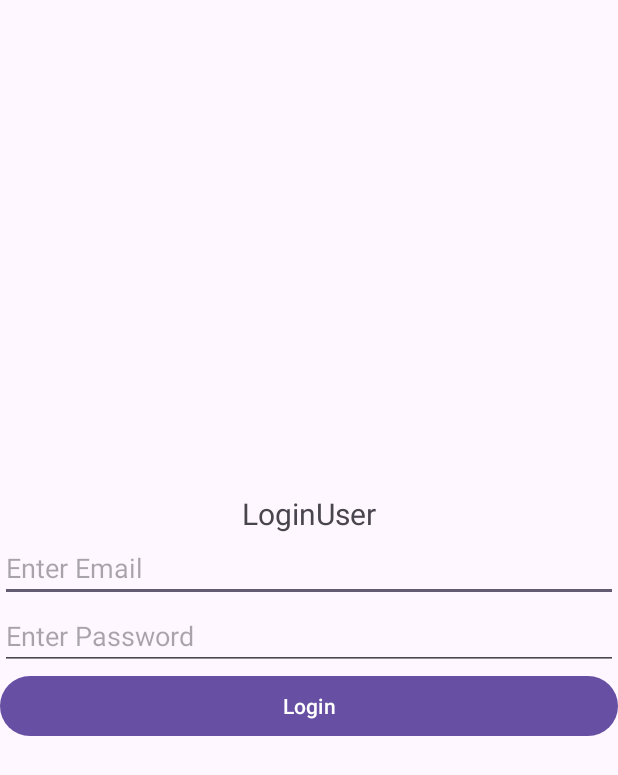
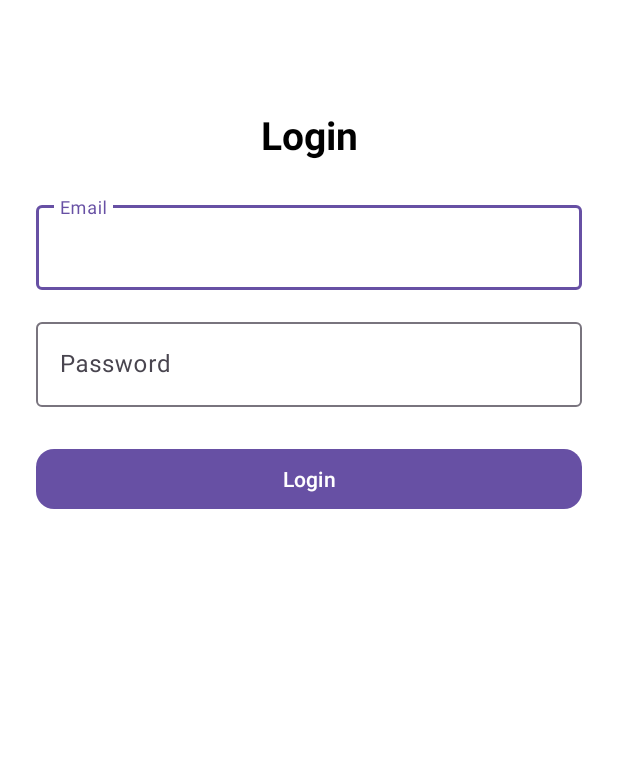
Before and after one commit to Resto-Management-System/Resto-Connect, an Android app: the screen it shows after launch (loginViewActivity), on a phone screen of 412 x 824 dp. Shown: the top 775 px of the screen. Run offline under Robolectric (Android 15) with nearby library versions, the light colour scheme and no system bars.

Commit message:
register ui

```diff
--- a/resturant_mangement_system/app/build.gradle.kts
+++ b/resturant_mangement_system/app/build.gradle.kts
@@ -43,5 +43,6 @@ dependencies {
     implementation("com.squareup.retrofit2:retrofit:3.0.0")
     implementation("com.squareup.retrofit2:converter-gson:3.0.0")
     implementation("com.squareup.retrofit2:converter-scalars:2.9.0")
+    implementation ("com.google.android.material:material:1.10.0")
 
 }
--- a/resturant_mangement_system/app/src/main/AndroidManifest.xml
+++ b/resturant_mangement_system/app/src/main/AndroidManifest.xml
@@ -16,6 +16,9 @@
         android:usesCleartextTraffic="true"
         tools:targetApi="31">
         <activity
+            android:name=".activity.RegisterCustomerActivity"
+            android:exported="false" />
+        <activity
             android:name=".activity.loginViewActivity"
             android:exported="true">
             <intent-filter>
--- a/resturant_mangement_system/app/src/main/java/com/sunbeam/restaurant_mangenment_system/activity/loginViewActivity.java
+++ b/resturant_mangement_system/app/src/main/java/com/sunbeam/restaurant_mangenment_system/activity/loginViewActivity.java
@@ -89,7 +89,9 @@ public class loginViewActivity extends AppCompatActivity {
         });
     }
 
-    public void Change(){
+    public void openRegister(View view){
+        Intent intent=new Intent(loginViewActivity.this,RegisterCustomerActivity.class);
+        startActivity(intent);
 
     }
 }
--- a/resturant_mangement_system/app/src/main/res/layout/activity_login_view.xml
+++ b/resturant_mangement_system/app/src/main/res/layout/activity_login_view.xml
@@ -1,38 +1,90 @@
 <?xml version="1.0" encoding="utf-8"?>
-<LinearLayout xmlns:android="http://schemas.android.com/apk/res/android"
+<androidx.constraintlayout.widget.ConstraintLayout
+    xmlns:android="http://schemas.android.com/apk/res/android"
     xmlns:app="http://schemas.android.com/apk/res-auto"
-    xmlns:tools="http://schemas.android.com/tools"
-    android:id="@+id/main"
     android:layout_width="match_parent"
-    android:orientation="vertical"
-    android:gravity="center"
     android:layout_height="match_parent"
-    tools:context=".activity.loginViewActivity">
+    android:padding="24dp"
+    android:background="@color/white">
 
+    <!-- Title -->
     <TextView
-        android:text="LoginUser"
-        android:textSize="20dp"
-        android:textAlignment="center"
-        android:layout_width="match_parent"
-        android:layout_height="wrap_content"/>
-    <EditText
-        android:id="@+id/editEmail"
-        android:hint="Enter Email "
-        android:inputType="textEmailAddress"
-        android:layout_width="match_parent"
-        android:layout_height="wrap_content"/>
-    <EditText
-        android:id="@+id/editPassword"
-        android:hint="Enter Password "
-        android:inputType="textPassword"
-        android:layout_width="match_parent"
-        android:layout_height="wrap_content"/>
-    <Button
+        android:id="@+id/textTitle"
+        android:layout_width="0dp"
+        android:layout_height="wrap_content"
+        android:text="Login"
+        android:textSize="26sp"
+        android:textStyle="bold"
+        android:textColor="@android:color/black"
+        android:gravity="center"
+        app:layout_constraintTop_toTopOf="parent"
+        app:layout_constraintStart_toStartOf="parent"
+        app:layout_constraintEnd_toEndOf="parent"
+        android:layout_marginTop="48dp" />
+
+    <!-- Email -->
+    <com.google.android.material.textfield.TextInputLayout
+        android:id="@+id/layoutEmail"
+        android:layout_width="0dp"
+        android:layout_height="wrap_content"
+        android:hint="Email"
+        app:layout_constraintTop_toBottomOf="@id/textTitle"
+        app:layout_constraintStart_toStartOf="parent"
+        app:layout_constraintEnd_toEndOf="parent"
+        android:layout_marginTop="24dp">
+
+        <com.google.android.material.textfield.TextInputEditText
+            android:id="@+id/editEmail"
+            android:layout_width="match_parent"
+            android:layout_height="wrap_content"
+            android:inputType="textEmailAddress" />
+    </com.google.android.material.textfield.TextInputLayout>
+
+    <!-- Password -->
+    <com.google.android.material.textfield.TextInputLayout
+        android:id="@+id/layoutPassword"
+        android:layout_width="0dp"
+        android:layout_height="wrap_content"
+        android:hint="Password"
+        app:layout_constraintTop_toBottomOf="@id/layoutEmail"
+        app:layout_constraintStart_toStartOf="parent"
+        app:layout_constraintEnd_toEndOf="parent"
+        android:layout_marginTop="16dp">
+
+        <com.google.android.material.textfield.TextInputEditText
+            android:id="@+id/editPassword"
+            android:layout_width="match_parent"
+            android:layout_height="wrap_content"
+            android:inputType="textPassword" />
+    </com.google.android.material.textfield.TextInputLayout>
+
+    <!-- Login Button -->
+    <com.google.android.material.button.MaterialButton
         android:id="@+id/buttonLogin"
+        android:layout_width="0dp"
+        android:layout_height="wrap_content"
+        android:text="Login"
         android:onClick="Login"
-        android:text="Login"
-        android:layout_width="match_parent"
-        android:layout_height="wrap_content"/>
-    ?
+        app:cornerRadius="12dp"
+        android:layout_marginTop="24dp"
+        app:layout_constraintTop_toBottomOf="@id/layoutPassword"
+        app:layout_constraintStart_toStartOf="parent"
+        app:layout_constraintEnd_toEndOf="parent" />
 
-</LinearLayout>
+    <!-- Register Text -->
+    <TextView
+        android:id="@+id/textRegister"
+        android:layout_width="wrap_content"
+        android:layout_height="wrap_content"
+        android:text="Don't have an account? Register"
+        android:textColor="@color/white"
+        android:textSize="14sp"
+        android:layout_marginTop="16dp"
+        android:clickable="true"
+        android:focusable="true"
+        android:onClick="openRegister"
+        app:layout_constraintTop_toBottomOf="@id/buttonLogin"
+        app:layout_constraintStart_toStartOf="parent"
+        app:layout_constraintEnd_toEndOf="parent" />
+
+</androidx.constraintlayout.widget.ConstraintLayout>
```
Also changed, not shown: resturant_mangement_system/app/src/main/java/com/sunbeam/restaurant_mangenment_system/Class/User.java (+26 -1 lines), resturant_mangement_system/app/src/main/java/com/sunbeam/restaurant_mangenment_system/Interface/API.java (+3 -7 lines), resturant_mangement_system/app/src/main/java/com/sunbeam/restaurant_mangenment_system/activity/RegisterCustomerActivity.java (added, +77 -0 lines), resturant_mangement_system/app/src/main/res/layout/activity_register_customer.xml (added, +68 -0 lines), 51 other files.
